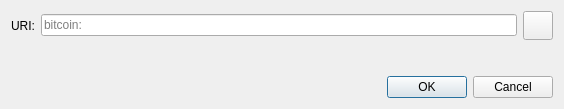
Old version of the form src/qt/forms/openuridialog.ui in the repository labe971/elektron-net.
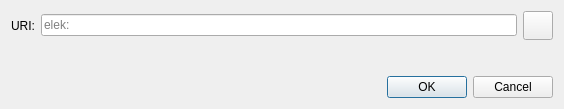
New version of the form. Icons and pictures are not drawn. Custom widgets are drawn as their Qt base class.

```diff
--- a/src/qt/forms/openuridialog.ui
+++ b/src/qt/forms/openuridialog.ui
@@ -26,7 +26,7 @@
      <item>
       <widget class="QValidatedLineEdit" name="uriEdit">
        <property name="placeholderText">
-        <string notr="true">bitcoin:</string>
+        <string notr="true">elek:</string>
        </property>
       </widget>
      </item>
```
Left out of the diff: 2 changed lines with no effect on the pictures.
